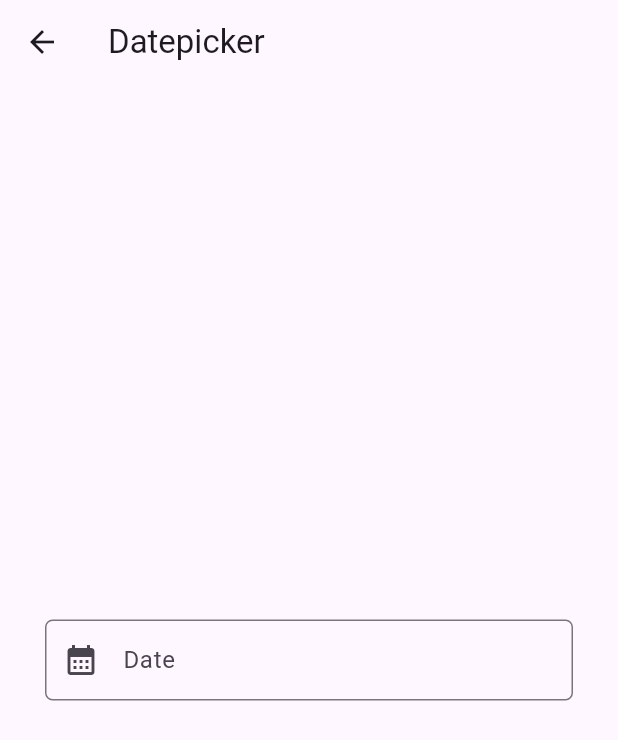
After one commit to C4co/flutter_components, a Flutter app: the screen it shows after launch, after a tap on "Datepicker", on a phone screen of 412 x 824 dp. The commit adds this screen. Shown: the top 740 px of the screen. Run offline on Flutter 3.47's test engine with Material 2 defaults, Android fonts, the phone set to English and light mode, and no system bars; our stand-ins replace auto_route.

Commit message:
adding timepicker and datepicker components

```diff
--- a/lib/components/components.dart
+++ b/lib/components/components.dart
@@ -7,3 +7,5 @@ export './dialog.dart';
 export './snackbar.dart';
 export './select.dart';
 export './sliver.dart';
+export './datepicker.dart';
+export './timepicker.dart';
--- /dev/null
+++ b/lib/components/datepicker.dart
@@ -0,0 +1,68 @@
+import 'package:flutter/material.dart';
+import 'package:intl/intl.dart';
+
+class AppDatePicker extends StatefulWidget {
+  final String? label;
+  final String? hint;
+  final Function(DateTime) onChanged;
+
+  const AppDatePicker({
+    super.key,
+    this.label,
+    this.hint,
+    required this.onChanged,
+  });
+
+  @override
+  State<AppDatePicker> createState() => _AppDatePickerState();
+}
+
+class _AppDatePickerState extends State<AppDatePicker> {
+  final inputController = TextEditingController();
+  DateTime firstDate = DateTime.now();
+
+  @override
+  Widget build(BuildContext context) {
+    return TextFormField(
+      controller: inputController,
+      readOnly: true,
+      onTap: () {
+        showDatePicker(
+          context: context,
+          initialDate: firstDate,
+          firstDate: DateTime(1900),
+          lastDate: DateTime(2050),
+        ).then(
+          (DateTime? date) {
+            if (date != null) {
+              var formatedData = DateFormat.MMMMEEEEd().format(date);
+
+              setState(() {
+                firstDate = date;
+              });
+
+              widget.onChanged(date);
+              inputController.text = formatedData;
+            }
+          },
+        );
+      },
+      decoration: InputDecoration(
+        prefixIcon: const Icon(Icons.calendar_month),
+        contentPadding: const EdgeInsets.all(15),
+        labelText: widget.label,
+        hintText: widget.hint,
+        border: const OutlineInputBorder(
+          borderRadius: BorderRadius.all(Radius.circular(5)),
+        ),
+      ),
+      keyboardType: TextInputType.datetime,
+      validator: (String? value) {
+        if (value == null || value.isEmpty) {
+          return 'Please enter a date';
+        }
+        return null;
+      },
+    );
+  }
+}
--- a/lib/core/router/routes.dart
+++ b/lib/core/router/routes.dart
@@ -13,6 +13,8 @@ import '/views/views.dart';
     AutoRoute(page: SnackbarPage, path: '/snackbar'),
     AutoRoute(page: SelectPage, path: '/select'),
     AutoRoute(page: SliverPage, path: '/sliver'),
+    AutoRoute(page: DatepickerPage, path: '/datepicker'),
+    AutoRoute(page: TimepickerPage, path: '/timepicker'),
   ],
 )
 class $AppRouter {}
--- a/lib/main.dart
+++ b/lib/main.dart
@@ -1,6 +1,13 @@
 import 'package:flutter/material.dart';
+import 'package:intl/date_symbol_data_local.dart';
+import 'package:intl/intl.dart';
 import 'app.dart';
 
 void main(List<String> args) {
+  WidgetsFlutterBinding.ensureInitialized();
+
+  initializeDateFormatting();
+  Intl.defaultLocale = 'pt_BR';
+
   runApp(App());
 }
--- /dev/null
+++ b/lib/views/datepicker_page.dart
@@ -0,0 +1,32 @@
+import 'package:flutter/material.dart';
+import '/components/components.dart';
+
+class DatepickerPage extends StatefulWidget {
+  const DatepickerPage({super.key});
+
+  @override
+  State<DatepickerPage> createState() => _DatepickerPageState();
+}
+
+class _DatepickerPageState extends State<DatepickerPage> {
+  @override
+  Widget build(BuildContext context) {
+    return Scaffold(
+      appBar: AppBar(
+        title: const Text('Datepicker'),
+      ),
+      body: Padding(
+        padding: const EdgeInsets.all(30),
+        child: Center(
+          child: AppDatePicker(
+            label: 'Date',
+            hint: 'Select a date',
+            onChanged: (DateTime? date) {
+              print(date);
+            },
+          ),
+        ),
+      ),
+    );
+  }
+}
--- a/lib/views/home_page.dart
+++ b/lib/views/home_page.dart
@@ -72,6 +72,20 @@ class _HomePageState extends State<HomePage> {
               context.router.pushNamed('/sliver');
             },
           ),
+          const Divider(height: 1),
+          ListTile(
+            title: const Text('Datepicker'),
+            onTap: () {
+              context.router.pushNamed('/datepicker');
+            },
+          ),
+          const Divider(height: 1),
+          ListTile(
+            title: const Text('Timepicker'),
+            onTap: () {
+              context.router.pushNamed('/timepicker');
+            },
+          ),
         ],
       ),
     );
--- a/lib/views/views.dart
+++ b/lib/views/views.dart
@@ -7,3 +7,5 @@ export 'dialog_page.dart';
 export 'snackbar_page.dart';
 export 'select_page.dart';
 export 'sliver_page.dart';
+export 'datepicker_page.dart';
+export 'timepicker_page.dart';
--- a/pubspec.yaml
+++ b/pubspec.yaml
@@ -35,6 +35,7 @@ dependencies:
   # Use with the CupertinoIcons class for iOS style icons.
   cupertino_icons: ^1.0.2
   auto_route: ^5.0.4
+  intl: ^0.18.0
 
 dev_dependencies:
   flutter_test:
```
Also changed, not shown: lib/components/timepicker.dart (added, +60 -0 lines), lib/views/timepicker_page.dart (added, +32 -0 lines), lib/core/router/routes.gr.dart, pubspec.lock.
